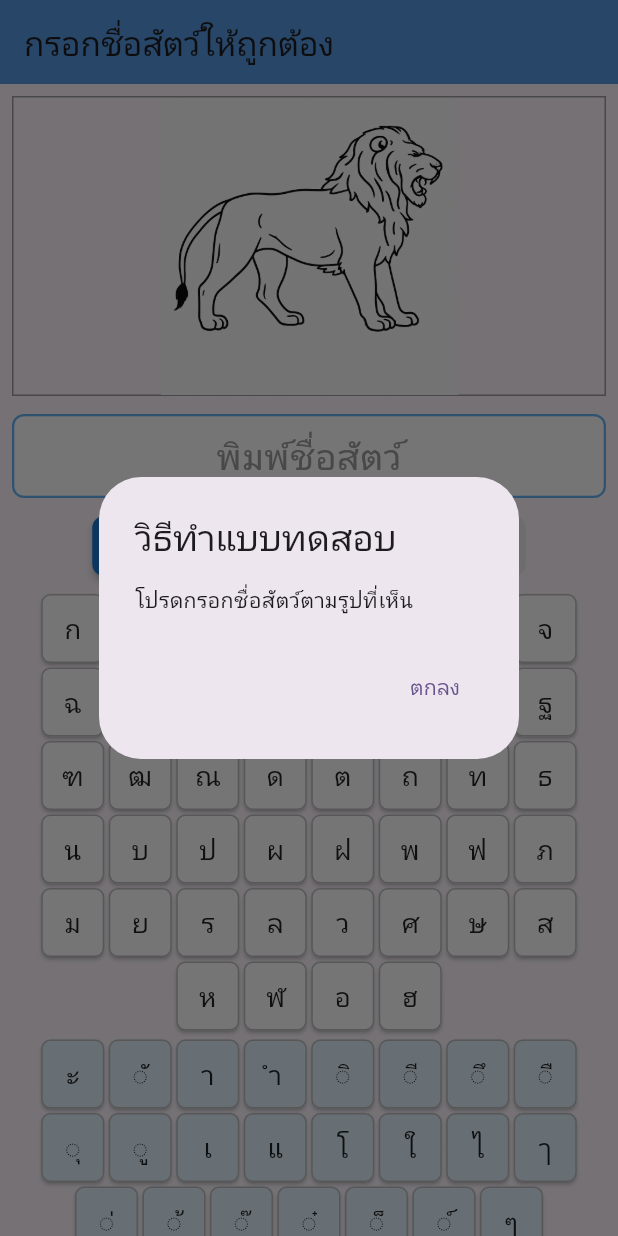
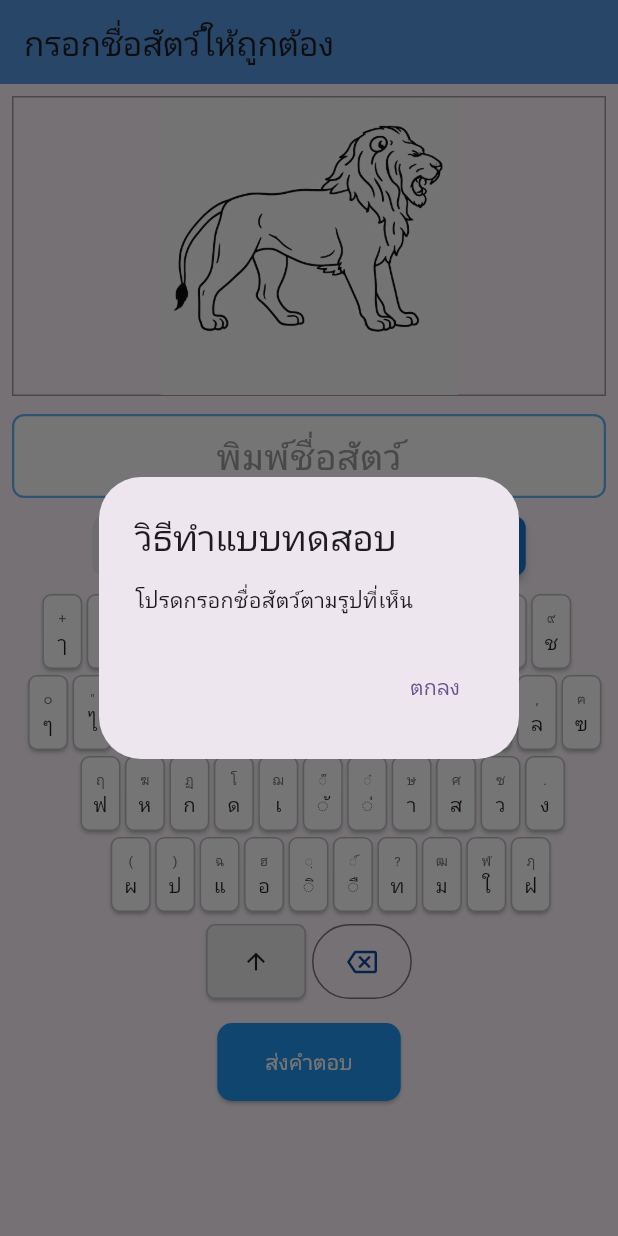
Before and after one commit to Pancreasz/Dementia_Application4, a Flutter app: the AnimalMocaTestPage screen opened by its route, on a phone screen of 412 x 824 dp. Run offline on Flutter 3.47's test engine with Material 3 defaults, Android fonts, the phone set to English and light mode, and no system bars; our stand-ins replace audioplayers, web; missing offline and left inert: record; project files that could hold a hidden picture were left out.

Commit message:
Default to the standard keyboard, and size its keys to fit the screen
Both from a screenshot of the running app on an iPhone.

STANDARD IS NOW THE DEFAULT. It is the layout the patient's own phone has,
and most people arrive already knowing where its keys are. The alphabetical
grid stays one tap away for anyone it does not suit, which whoever is
administering the test can see within a few keystrokes.

KEYS NOW SCALE TO THE VIEWPORT. At a fixed 36 logical pixels the twelve-key
Kedmanee number row needs about 460 of them, and on a 393-pixel phone the
last two keys of every row sat off the right edge -- including ค and ต,
ordinary consonants, not just punctuation. A key that cannot be reached is
not a layout problem, it is a character the patient cannot type.

fitStandardKeyWidth solves for the largest key size at which every row fits,
clamped so it never grows past the design size on a desktop and never
shrinks below 22 pixels, where the keyboard scrolls instead. Legends scale
with the key. The fitted width is shaved by a hundredth of a pixel when
scaling down: the exact solution multiplies back out to 377.00000000000006
on a 377-pixel viewport, and a row six ten-trillionths of a pixel too wide
is still an overflow stripe.

That trade costs something and it is written down rather than glossed: the
ORDER is identical for everyone, the SIZE is not. Within one patient on one
device timings are comparable, which is all the analysis page claims; across
devices they are not. The viewport width is now recorded on every submitted
event so that is checkable rather than asserted.

Writing the fit test caught a real gap: kThaiStandardRows had no backslash
key, so ฃ and ฅ existed on the alphabetical grid and not on Kedmanee --
switching layout mid-subtest changed which characters could be typed. Added,
with a test that both layouts offer the same set.

439 Flutter tests, 0 analyzer errors. docs/ rebuilt.

Co-Authored-By: Claude Opus 5 <noreply@anthropic.com>
Claude-Session: https://claude.ai/code/session_01LMVc1jLjSnoG93EAr2aLc7

```diff
--- a/lib/moca/naming_keyboard.dart
+++ b/lib/moca/naming_keyboard.dart
@@ -16,17 +16,19 @@
 ///
 /// TWO LAYOUTS, AND WHY BOTH EXIST
 /// -------------------------------
+/// [NamingKeyboardLayout.standard] is the default and is the layout the
+/// patient's own phone or computer uses — Kedmanee for Thai, QWERTY for
+/// English — with a shift key and both legends printed on every key, the
+/// shifted one above. Anyone who already types Thai finds the keys where their
+/// hands expect them.
+///
 /// [NamingKeyboardLayout.alphabetical] is a flat grid in dictionary order with
 /// no shift: every character the patient can type is visible at once. Nothing
-/// is hidden behind a modifier, so a patient who has never touch-typed can find
-/// any letter by scanning.
-///
-/// [NamingKeyboardLayout.standard] is the layout the patient's own phone or
-/// computer uses — Kedmanee for Thai, QWERTY for English — with a shift key and
-/// both legends printed on every key, the shifted one above. Someone who
-/// already types Thai will be far faster on it, and far slower on the
-/// alphabetical grid, because Kedmanee's positions carry no relationship to the
-/// alphabet.
+/// is hidden behind a modifier, so a patient who has never typed can find any
+/// letter by scanning. It is offered as the alternative rather than the
+/// default, because a familiar layout beats a discoverable one for most people
+/// and the ones it does not suit are visible to whoever is administering the
+/// test.
 ///
 /// Which one suits a given patient is an empirical question this app cannot
 /// answer, so it offers both. What it must not do is mix them: the layout is
@@ -36,13 +38,19 @@
 ///
 /// WHAT IS AND IS NOT COMPARABLE ACROSS PATIENTS
 /// --------------------------------------------
-/// Keys are a fixed logical size in a fixed order, so the layout does not
-/// change from patient to patient. It can still change from DEVICE to device:
-/// logical pixels are not millimetres, and the standard layout's widest row is
-/// about 460 logical pixels, so a narrow phone scrolls it horizontally — and a
-/// key reached by scrolling costs time that has nothing to do with word
-/// finding. Within one patient on one device the timings are comparable; across
-/// patients they are comparable only on the same hardware.
+/// The standard layout's keys are sized to fit the viewport, so **key size is
+/// not constant across devices**. That is a deliberate trade made on
+/// 2026-09-08: at a fixed 36 logical pixels the twelve-key Kedmanee number row
+/// needs about 460 of them, and on a 393-pixel phone the last two keys of every
+/// row sat off the right edge. A key that cannot be reached is worse than a key
+/// whose size varies — the unreachable one does not just distort the timing,
+/// it makes some characters untypeable.
+///
+/// So: the ORDER is fixed and identical for everyone; the SIZE follows the
+/// screen. Within one patient on one device timings are comparable, which is
+/// all the analysis page ever claims. Across devices they are not, and the
+/// viewport width is recorded in the trace so that is checkable rather than
+/// merely asserted.
 ///
 /// The alphabet is COMPLETE in both layouts. Showing only the letters the
 /// answer needs would turn naming into a puzzle with a much smaller search
@@ -53,23 +61,65 @@ import 'package:flutter/material.dart';
 
 import 'app_language.dart';
 
-/// Fixed logical key size for the alphabetical grid.
+/// Fixed logical key size for the alphabetical grid, which wraps and so needs
+/// no fitting.
 const double keyWidth = 42;
 const double keyHeight = 46;
 
-/// Narrower for the standard layout, whose longest row is twelve keys wide.
-/// Still fixed — it does not shrink to fit the screen, because a key size that
-/// depends on the viewport would make two sessions on two devices silently
-/// incomparable rather than visibly so.
+/// The standard layout's key size on a screen wide enough for it. Narrower
+/// screens scale down from here — see [fitStandardKeyWidth].
 const double standardKeyWidth = 36;
 const double standardKeyHeight = 50;
 
+/// Below this a key is too small to hit reliably, so the keyboard scrolls
+/// instead of shrinking further. Real Thai phone keyboards sit around 28.
+const double minStandardKeyWidth = 22;
+
+const double _keyGap = 3;
+
+/// How far each row is indented, as a fraction of a key. Physical keyboards
+/// stagger their rows and hands expect it.
+const double _stagger = 0.4;
+
+/// The largest key width at which every row of [rows] fits in [available].
+///
+/// Each row needs `stagger*i*w + n*(w + gap)`, so the binding row is whichever
+/// minimises `(available - n*gap) / (stagger*i + n)`. Clamped at both ends: it
+/// never grows past [standardKeyWidth], because a keyboard with enormous keys
+/// on a desktop looks broken, and never shrinks past [minStandardKeyWidth],
+/// below which the caller should scroll rather than keep scaling.
+double fitStandardKeyWidth(List<List<KeyCap>> rows, double available) {
+  var best = double.infinity;
+  for (var i = 0; i < rows.length; i++) {
+    final n = rows[i].length;
+    final width = (available - n * _keyGap) / (_stagger * i + n);
+    if (width < best) best = width;
+  }
+  if (best >= standardKeyWidth) return standardKeyWidth;
+  // Shaved by a hundredth of a pixel, but only when actually scaling down,
+  // because the exact solution lands on the wrong side of the boundary once
+  // the division is done in binary: the fit for a 377-pixel viewport
+  // multiplies back out to 377.00000000000006, and a row six ten-trillionths
+  // of a pixel too wide is still an overflow stripe across the keyboard.
+  return (best - 0.01).clamp(minStandardKeyWidth, standardKeyWidth);
+}
+
+/// Width the whole keyboard occupies at [width] per key.
+double standardKeyboardWidth(List<List<KeyCap>> rows, double width) {
+  var needed = 0.0;
+  for (var i = 0; i < rows.length; i++) {
+    final row = _stagger * i * width + rows[i].length * (width + _keyGap);
+    if (row > needed) needed = row;
+  }
+  return needed;
+}
+
 enum NamingKeyboardLayout {
+  /// Kedmanee (Thai) or QWERTY (English), with a shift key. The default.
+  standard,
+
   /// Dictionary order, no shift. Every character visible at once.
   alphabetical,
-
-  /// Kedmanee (Thai) or QWERTY (English), with a shift key.
-  standard,
 }
 
 /// One key: what it types unshifted, and what it types with shift held.
@@ -119,6 +169,11 @@ const List<List<KeyCap>> kThaiStandardRows = [
     KeyCap('ๆ', '๐'), KeyCap('ไ', '"'), KeyCap('ำ', 'ฎ'), KeyCap('พ', 'ฑ'),
     KeyCap('ะ', 'ธ'), KeyCap('ั', 'ํ'), KeyCap('ี', '๊'), KeyCap('ร', 'ณ'),
     KeyCap('น', 'ฯ'), KeyCap('ย', 'ญ'), KeyCap('บ', 'ฐ'), KeyCap('ล', ','),
+    // Kedmanee's backslash key. ฃ and ฅ are obsolete in modern writing and are
+    // here for the same reason they are in the alphabetical grid: this is the
+    // alphabet, not a curated subset, and the two layouts must offer the same
+    // characters or switching between them changes what can be typed.
+    KeyCap('ฃ', 'ฅ'),
   ],
   [
     KeyCap('ฟ', 'ฤ'), KeyCap('ห', 'ฆ'), KeyCap('ก', 'ฏ'), KeyCap('ด', 'โ'),
@@ -192,7 +247,7 @@ class NamingKeyboard extends StatefulWidget {
 
   const NamingKeyboard({
     super.key,
-    this.layout = NamingKeyboardLayout.alphabetical,
+    this.layout = NamingKeyboardLayout.standard,
     required this.onCharacter,
     required this.onBackspace,
   });
@@ -249,20 +304,36 @@ class _NamingKeyboardState extends State<NamingKeyboard> {
 
   Widget _buildStandard() {
     final rows = standardRows();
-    return SingleChildScrollView(
-      // Only scrolls when the viewport is narrower than the widest row. Keys
-      // keep their size rather than shrinking to fit — see the library comment
-      // on what that trades away.
-      scrollDirection: Axis.horizontal,
-      child: Column(
+    // Measured OUTSIDE any horizontal scroll view: inside one the width is
+    // unbounded and there is nothing to fit to.
+    return LayoutBuilder(
+      builder: (context, constraints) {
+        final available = constraints.maxWidth;
+        final width = fitStandardKeyWidth(rows, available);
+        final keyboard = _standardKeys(rows, width);
+
+        // Scrolling is the last resort, reached only on a screen too narrow for
+        // even the minimum key size. Everywhere else every key is on screen,
+        // which is the point: a key reached by scrolling costs time that has
+        // nothing to do with finding the word.
+        return standardKeyboardWidth(rows, width) <= available
+            ? keyboard
+            : SingleChildScrollView(
+                scrollDirection: Axis.horizontal, child: keyboard);
+      },
+    );
+  }
+
+  Widget _standardKeys(List<List<KeyCap>> rows, double width) {
+    return Column(
       mainAxisSize: MainAxisSize.min,
       children: [
         for (var i = 0; i < rows.length; i++)
           Padding(
             padding: EdgeInsets.only(
-                // Staggered like a physical keyboard, so a patient who types
-                // on one finds the keys where their hands expect them.
-                left: i * standardKeyWidth * 0.4,
+              // Staggered like a physical keyboard, so a patient who types on
+              // one finds the keys where their hands expect them.
+              left: _stagger * i * width,
               bottom: 4,
             ),
             child: Row(
@@ -271,6 +342,7 @@ class _NamingKeyboardState extends State<NamingKeyboard> {
                 for (final cap in rows[i]) _StandardKey(
                   cap: cap,
                   shifted: _shift,
+                  width: width,
                   onTap: () => _type(cap),
                 ),
               ],
@@ -281,7 +353,7 @@ class _NamingKeyboardState extends State<NamingKeyboard> {
           mainAxisSize: MainAxisSize.min,
           children: [
             SizedBox(
-                width: standardKeyWidth * 2.5,
+              width: width * 2.5,
               height: standardKeyHeight,
               child: ElevatedButton(
                 onPressed: () => setState(() => _shift = !_shift),
@@ -302,14 +374,10 @@ class _NamingKeyboardState extends State<NamingKeyboard> {
               ),
             ),
             const SizedBox(width: 4),
-              _backspace(
-                width: standardKeyWidth * 2.5,
-                height: standardKeyHeight,
-              ),
+            _backspace(width: width * 2.5, height: standardKeyHeight),
           ],
         ),
       ],
-      ),
     );
   }
 
@@ -334,21 +402,29 @@ class _NamingKeyboardState extends State<NamingKeyboard> {
 class _StandardKey extends StatelessWidget {
   final KeyCap cap;
   final bool shifted;
+  final double width;
   final VoidCallback onTap;
 
   const _StandardKey({
     required this.cap,
     required this.shifted,
+    required this.width,
     required this.onTap,
   });
 
   @override
   Widget build(BuildContext context) {
     final upper = cap.shifted;
+    // Type scales with the key, or a narrow phone gets legends wider than the
+    // cap they sit on. Clamped so it never becomes unreadable at the low end
+    // or cartoonish at the high one. The combining marks are the constraint:
+    // they draw as two glyphs, "◌" plus the mark.
+    final baseSize = (width * 0.5).clamp(11.0, 16.0);
+    final upperSize = (width * 0.34).clamp(8.5, 11.0);
     return Padding(
-      padding: const EdgeInsets.only(right: 3),
+      padding: const EdgeInsets.only(right: _keyGap),
       child: SizedBox(
-        width: standardKeyWidth,
+        width: width,
         height: standardKeyHeight,
         child: ElevatedButton(
           onPressed: onTap,
@@ -368,8 +444,9 @@ class _StandardKey extends StatelessWidget {
               if (upper != null)
                 Text(
                   keyLabel(upper),
+                  maxLines: 1,
                   style: TextStyle(
-                    fontSize: 11,
+                    fontSize: upperSize,
                     // Emphasis follows the shift key, so while shift is armed
                     // the legend that will actually be typed is the dark one.
                     color: shifted ? Colors.blue.shade800 : Colors.grey.shade600,
@@ -378,8 +455,9 @@ class _StandardKey extends StatelessWidget {
                 ),
               Text(
                 keyLabel(cap.base),
+                maxLines: 1,
                 style: TextStyle(
-                  fontSize: 16,
+                  fontSize: baseSize,
                   color: shifted ? Colors.grey.shade500 : Colors.black87,
                 ),
               ),
--- a/lib/pages/animal.dart
+++ b/lib/pages/animal.dart
@@ -68,15 +68,15 @@ class _AnimalMocaTestPageState extends State<AnimalMocaTestPage> {
 
   /// Which keyboard the patient is using.
   ///
-  /// Defaults to the alphabetical grid: nothing is hidden behind a modifier, so
-  /// a patient who has never touch-typed can find any character by scanning.
-  /// The standard layout is offered for patients who already type — they are
-  /// much faster on the keys their own phone has, and much slower on a
-  /// dictionary-ordered grid.
+  /// Defaults to the standard layout — Kedmanee or QWERTY, whichever the
+  /// administration language is — because it is the one the patient's own
+  /// phone has, and most people arrive already knowing where its keys are. The
+  /// alphabetical grid stays one tap away for anyone it does not suit, which
+  /// whoever is administering the test can see within a few keystrokes.
   ///
   /// Changing it mid-subtest is allowed but recorded, because timings either
   /// side of the change are not the same measurement.
-  NamingKeyboardLayout _layout = NamingKeyboardLayout.alphabetical;
+  NamingKeyboardLayout _layout = NamingKeyboardLayout.standard;
 
   static const Map<String, String> _animalImagesTh = {
     'assets/lion.png': 'สิงโต',
@@ -202,6 +202,15 @@ class _AnimalMocaTestPageState extends State<AnimalMocaTestPage> {
       // part-way through an item, and the one in force at the end is what most
       // of the keystrokes were on.
       'layout': _layout.name,
+      // The standard keyboard's keys are sized to fit the screen, so key
+      // geometry is not constant between devices. Recording the width the keys
+      // were laid out in makes that checkable instead of merely warned about:
+      // two sessions with the same layout and the same viewport had the same
+      // keyboard, and two with different viewports did not. Raw, like every
+      // other trace field — the key size is derivable from it and the layout,
+      // and storing the derived number instead would fix today's formula
+      // forever.
+      'viewportWidth': MediaQuery.of(context).size.width,
     });
 
     setState(() {
```
Also changed, not shown: 5 other files. Lines whose indentation alone changed are shown as unchanged.
